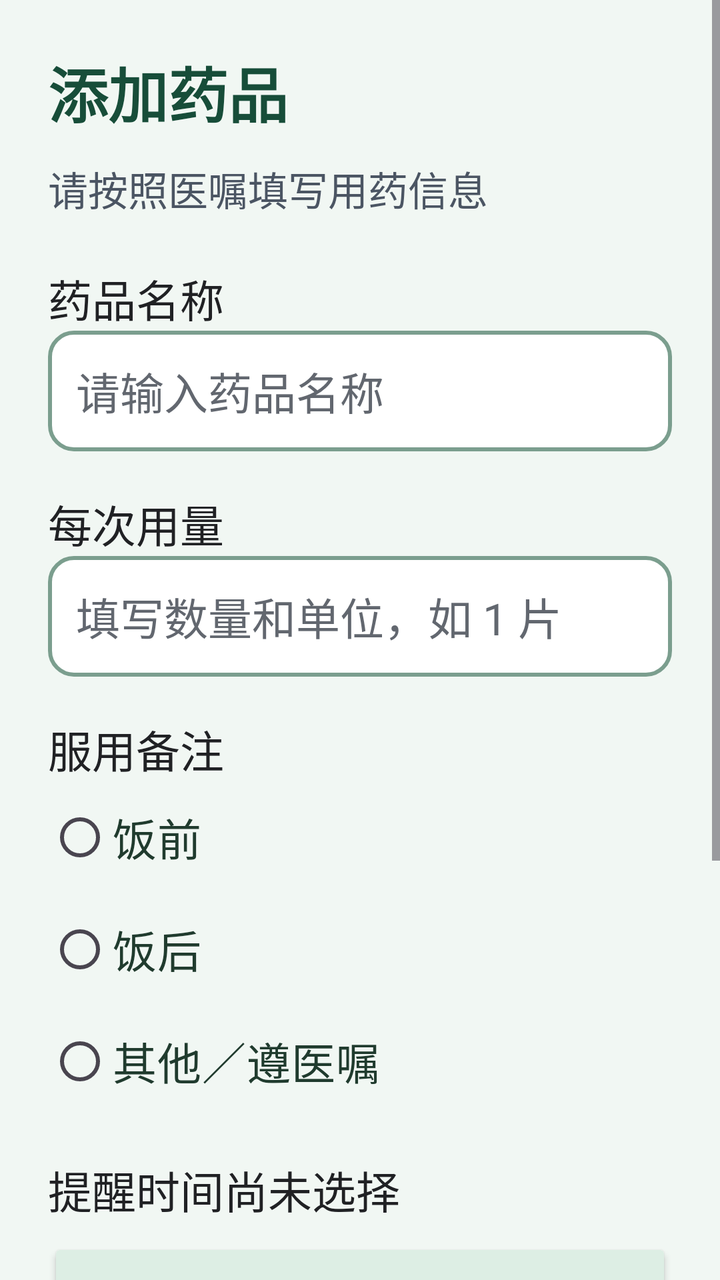
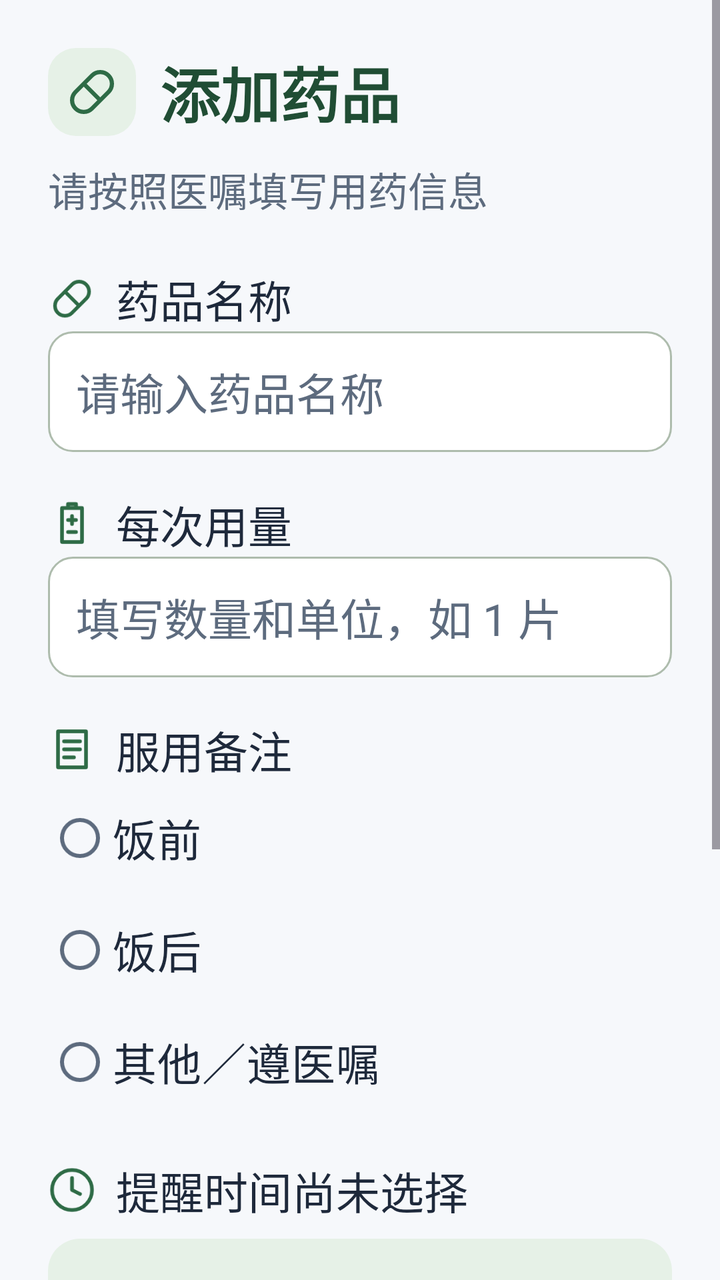

An Android layout rendered at two revisions. The XML below is the earlier revision; the diff shows what the commit changed to produce the second picture.
<!-- AndroidManifest.xml: application theme Theme.MedicineReminder -->
<!-- res/layout/activity_add_medicine.xml -->
<?xml version="1.0" encoding="utf-8"?>
<ScrollView xmlns:android="http://schemas.android.com/apk/res/android"
    android:id="@+id/main"
    android:layout_width="match_parent"
    android:layout_height="match_parent"
    android:fillViewport="true"
    android:background="#F1F7F3">

    <LinearLayout
        android:layout_width="match_parent"
        android:layout_height="wrap_content"
        android:orientation="vertical"
        android:padding="24dp">

        <TextView
            android:id="@+id/tvPageTitle"
            android:layout_width="match_parent"
            android:layout_height="wrap_content"
            android:text="添加药品"
            android:textColor="#174D39"
            android:textSize="30sp"
            android:textStyle="bold" />

        <TextView
            android:layout_width="match_parent"
            android:layout_height="wrap_content"
            android:layout_marginTop="12dp"
            android:text="请按照医嘱填写用药信息"
            android:textSize="20sp"
            android:textColor="#4B5563" />

        <TextView
            android:layout_width="match_parent"
            android:layout_height="wrap_content"
            android:layout_marginTop="24dp"
            android:labelFor="@id/etMedicineName"
            android:text="药品名称"
            android:textSize="22sp"
            android:textColor="#202124" />

        <EditText
            android:id="@+id/etMedicineName"
            android:layout_width="match_parent"
            android:layout_height="wrap_content"
            android:minHeight="56dp"
            android:hint="请输入药品名称"
            android:inputType="text"
            android:maxLines="1"
            android:textSize="22sp"
            android:textColor="#202124"
            android:textColorHint="#62676F"
            style="@style/MedicineInput"/>

        <TextView
            android:layout_width="match_parent"
            android:layout_height="wrap_content"
            android:layout_marginTop="20dp"
            android:labelFor="@id/etDose"
            android:text="每次用量"
            android:textSize="22sp"
            android:textColor="#202124"
            />

        <EditText
            android:id="@+id/etDose"
            android:layout_width="match_parent"
            android:layout_height="wrap_content"
            android:minHeight="56dp"
            android:hint="填写数量和单位，如 1 片"
            android:inputType="text"
            android:maxLines="1"
            android:textSize="22sp"
            android:textColor="#202124"
            android:textColorHint="#62676F"
            style="@style/MedicineInput"/>

        <TextView
            android:layout_width="match_parent"
            android:layout_height="wrap_content"
            android:layout_marginTop="20dp"
            android:text="服用备注"
            android:textSize="22sp"
            android:textColor="#202124" />

        <RadioGroup
            android:id="@+id/rgMeal"
            android:layout_width="match_parent"
            android:layout_height="wrap_content"
            android:orientation="vertical">

            <RadioButton
                android:id="@+id/rbBeforeMeal"
                android:layout_width="match_parent"
                android:layout_height="wrap_content"
                android:text="饭前"
                android:textSize="22sp"
                android:buttonTint="#246B50"
                android:textColor="#203B2E"
                android:minHeight="56dp"
                />

            <RadioButton
                android:id="@+id/rbAfterMeal"
                android:layout_width="match_parent"
                android:layout_height="wrap_content"
                android:minHeight="56dp"
                android:text="饭后"
                android:textSize="22sp"
                android:buttonTint="#246B50"
                android:textColor="#203B2E"
                />

            <RadioButton
                android:id="@+id/rbOther"
                android:layout_width="match_parent"
                android:layout_height="wrap_content"
                android:minHeight="56dp"
                android:text="其他／遵医嘱"
                android:textSize="22sp"
                android:buttonTint="#246B50"
                android:textColor="#203B2E" />

        </RadioGroup>
        <TextView
            android:id="@+id/tvReminderTime"
            android:layout_width="match_parent"
            android:layout_height="wrap_content"
            android:layout_marginTop="20dp"
            android:text="提醒时间尚未选择"
            android:textSize="22sp"
            android:textColor="#202124"/>
        <Button
            android:id="@+id/btnChooseTime"
            style="@style/MedicineSecondaryButton"
            android:layout_width="match_parent"
            android:layout_height="wrap_content"
            android:minHeight="56dp"
            android:layout_marginTop="8dp"
            android:text="选择提醒时间"
            android:textSize="22sp" />

        <CheckBox
            android:id="@+id/cbDaily"
            android:layout_width="match_parent"
            android:layout_height="wrap_content"
            android:minHeight="56dp"
            android:layout_marginTop="16dp"
            android:text="每天重复提醒"
            android:textSize="22sp"
            android:buttonTint="#246B50"
            android:textColor="#203B2E"

            />

        <Button
            android:id="@+id/btnCheck"
            style="@style/MedicineSecondaryButton"
            android:layout_width="match_parent"
            android:layout_height="wrap_content"
            android:minHeight="56dp"
            android:layout_marginTop="24dp"
            android:text="检查用药信息"
            android:textSize="22sp" />

        <TextView
            android:id="@+id/tvPreview"
            android:layout_width="match_parent"
            android:layout_height="wrap_content"
            android:layout_marginTop="20dp"
            android:accessibilityLiveRegion="polite"
            android:textSize="22sp"
            android:textColor="#202124"
            android:visibility="gone" />
        <Button
            android:id="@+id/btnSaveMedicine"
            style="@style/MedicineSecondaryButton"
            android:layout_width="match_parent"
            android:layout_height="wrap_content"
            android:minHeight="56dp"
            android:layout_marginTop="20dp"
            android:text="保存用药计划"
            android:textSize="22sp"
            />

    </LinearLayout>
</ScrollView>
<!-- resources referenced by this layout -->
<resources>
  <style name="MedicineInput">
          <item name="android:textSize">22sp</item>
          <item name="android:textColor">#203B2E</item>
          <item name="android:textColorHint">#596D62</item>
          <item name="android:minHeight">60dp</item>
          <item name="android:padding">14dp</item>
          <item name="android:background">@drawable/bg_medicine_input</item>
          <item name="backgroundTint">@null</item>
          <item name="android:backgroundTint">@null</item>
      </style>
  <style name="MedicineSecondaryButton" parent="MedicinePrimaryButton">
          <item name="android:textColor">#174D39</item>
          <item name="backgroundTint">#DDEEE4</item>
          <item name="android:backgroundTint">#DDEEE4</item>
      </style>
  <!-- drawable bg_medicine_input (drawable) -->
  <?xml version="1.0" encoding="utf-8"?>
  <shape xmlns:android="http://schemas.android.com/apk/res/android"
      android:shape="rectangle">
  
      <solid android:color="#FFFFFF" />
  
      <corners android:radius="12dp" />
  
      <stroke
          android:width="2dp"
          android:color="#7B9E8E" />
  
  </shape>
  <style name="MedicinePrimaryButton" parent="Widget.AppCompat.Button">
          <item name="android:textSize">22sp</item>
          <item name="android:textStyle">bold</item>
          <item name="android:textColor">#FFFFFF</item>
          <item name="android:textAllCaps">false</item>
          <item name="android:minHeight">60dp</item>
          <item name="android:padding">12dp</item>
          <item name="backgroundTint">#246B50</item>
          <item name="android:backgroundTint">#246B50</item>
      </style>
  <style name="Base.Theme.MedicineReminder" parent="Theme.Material3.DayNight.NoActionBar">
          
          
      </style>
  <!-- unchanged entries left out for length: 1 -->
</resources>

<!-- the commit's change to res/layout/activity_add_medicine.xml (unified diff, before → after) -->
@@ -1,186 +1,25 @@
-<?xml version="1.0" encoding="utf-8"?>
-<ScrollView xmlns:android="http://schemas.android.com/apk/res/android"
-    android:id="@+id/main"
-    android:layout_width="match_parent"
-    android:layout_height="match_parent"
-    android:fillViewport="true"
-    android:background="#F1F7F3">
-
-    <LinearLayout
-        android:layout_width="match_parent"
-        android:layout_height="wrap_content"
-        android:orientation="vertical"
-        android:padding="24dp">
-
-        <TextView
-            android:id="@+id/tvPageTitle"
-            android:layout_width="match_parent"
-            android:layout_height="wrap_content"
-            android:text="添加药品"
-            android:textColor="#174D39"
-            android:textSize="30sp"
-            android:textStyle="bold" />
-
-        <TextView
-            android:layout_width="match_parent"
-            android:layout_height="wrap_content"
-            android:layout_marginTop="12dp"
-            android:text="请按照医嘱填写用药信息"
-            android:textSize="20sp"
-            android:textColor="#4B5563" />
-
-        <TextView
-            android:layout_width="match_parent"
-            android:layout_height="wrap_content"
-            android:layout_marginTop="24dp"
-            android:labelFor="@id/etMedicineName"
-            android:text="药品名称"
-            android:textSize="22sp"
-            android:textColor="#202124" />
-
-        <EditText
-            android:id="@+id/etMedicineName"
-            android:layout_width="match_parent"
-            android:layout_height="wrap_content"
-            android:minHeight="56dp"
-            android:hint="请输入药品名称"
-            android:inputType="text"
-            android:maxLines="1"
-            android:textSize="22sp"
-            android:textColor="#202124"
-            android:textColorHint="#62676F"
-            style="@style/MedicineInput"/>
-
-        <TextView
-            android:layout_width="match_parent"
-            android:layout_height="wrap_content"
-            android:layout_marginTop="20dp"
-            android:labelFor="@id/etDose"
-            android:text="每次用量"
-            android:textSize="22sp"
-            android:textColor="#202124"
-            />
-
-        <EditText
-            android:id="@+id/etDose"
-            android:layout_width="match_parent"
-            android:layout_height="wrap_content"
-            android:minHeight="56dp"
-            android:hint="填写数量和单位，如 1 片"
-            android:inputType="text"
-            android:maxLines="1"
-            android:textSize="22sp"
-            android:textColor="#202124"
-            android:textColorHint="#62676F"
-            style="@style/MedicineInput"/>
-
-        <TextView
-            android:layout_width="match_parent"
-            android:layout_height="wrap_content"
-            android:layout_marginTop="20dp"
-            android:text="服用备注"
-            android:textSize="22sp"
-            android:textColor="#202124" />
-
-        <RadioGroup
-            android:id="@+id/rgMeal"
-            android:layout_width="match_parent"
-            android:layout_height="wrap_content"
-            android:orientation="vertical">
-
-            <RadioButton
-                android:id="@+id/rbBeforeMeal"
-                android:layout_width="match_parent"
-                android:layout_height="wrap_content"
-                android:text="饭前"
-                android:textSize="22sp"
-                android:buttonTint="#246B50"
-                android:textColor="#203B2E"
-                android:minHeight="56dp"
-                />
-
-            <RadioButton
-                android:id="@+id/rbAfterMeal"
-                android:layout_width="match_parent"
-                android:layout_height="wrap_content"
-                android:minHeight="56dp"
-                android:text="饭后"
-                android:textSize="22sp"
-                android:buttonTint="#246B50"
-                android:textColor="#203B2E"
-                />
-
-            <RadioButton
-                android:id="@+id/rbOther"
-                android:layout_width="match_parent"
-                android:layout_height="wrap_content"
-                android:minHeight="56dp"
-                android:text="其他／遵医嘱"
-                android:textSize="22sp"
-                android:buttonTint="#246B50"
-                android:textColor="#203B2E" />
-
-        </RadioGroup>
-        <TextView
-            android:id="@+id/tvReminderTime"
-            android:layout_width="match_parent"
-            android:layout_height="wrap_content"
-            android:layout_marginTop="20dp"
-            android:text="提醒时间尚未选择"
-            android:textSize="22sp"
-            android:textColor="#202124"/>
-        <Button
-            android:id="@+id/btnChooseTime"
-            style="@style/MedicineSecondaryButton"
-            android:layout_width="match_parent"
-            android:layout_height="wrap_content"
-            android:minHeight="56dp"
-            android:layout_marginTop="8dp"
-            android:text="选择提醒时间"
-            android:textSize="22sp" />
-
-        <CheckBox
-            android:id="@+id/cbDaily"
-            android:layout_width="match_parent"
-            android:layout_height="wrap_content"
-            android:minHeight="56dp"
-            android:layout_marginTop="16dp"
-            android:text="每天重复提醒"
-            android:textSize="22sp"
-            android:buttonTint="#246B50"
-            android:textColor="#203B2E"
-
-            />
-
-        <Button
-            android:id="@+id/btnCheck"
-            style="@style/MedicineSecondaryButton"
-            android:layout_width="match_parent"
-            android:layout_height="wrap_content"
-            android:minHeight="56dp"
-            android:layout_marginTop="24dp"
-            android:text="检查用药信息"
-            android:textSize="22sp" />
-
-        <TextView
-            android:id="@+id/tvPreview"
-            android:layout_width="match_parent"
-            android:layout_height="wrap_content"
-            android:layout_marginTop="20dp"
-            android:accessibilityLiveRegion="polite"
-            android:textSize="22sp"
-            android:textColor="#202124"
-            android:visibility="gone" />
-        <Button
-            android:id="@+id/btnSaveMedicine"
-            style="@style/MedicineSecondaryButton"
-            android:layout_width="match_parent"
-            android:layout_height="wrap_content"
-            android:minHeight="56dp"
-            android:layout_marginTop="20dp"
-            android:text="保存用药计划"
-            android:textSize="22sp"
-            />
-
+<ScrollView xmlns:android="http://schemas.android.com/apk/res/android" android:id="@+id/main" android:layout_width="match_parent" android:layout_height="match_parent" android:fillViewport="true" android:background="@color/app_background">
+  <LinearLayout android:layout_width="match_parent" android:layout_height="wrap_content" android:orientation="vertical" android:padding="24dp">
+    <LinearLayout android:layout_width="match_parent" android:layout_height="wrap_content" android:orientation="horizontal" android:gravity="center_vertical">
+      <ImageView android:layout_width="44dp" android:layout_height="44dp" android:src="@drawable/ui_ic_pill" android:padding="8dp" android:contentDescription="@null" android:importantForAccessibility="no" android:focusable="false" android:clickable="false" android:background="@drawable/bg_ui_icon" />
+      <TextView android:id="@+id/tvPageTitle" android:layout_width="0dp" android:layout_height="wrap_content" android:text="添加药品" android:textColor="@color/brand_primary_dark" android:textSize="30sp" android:textStyle="bold" android:layout_weight="1" android:layout_marginStart="12dp" />
     </LinearLayout>
+    <TextView android:layout_width="match_parent" android:layout_height="wrap_content" android:layout_marginTop="12dp" android:text="请按照医嘱填写用药信息" android:textSize="20sp" android:textColor="@color/app_muted" />
+    <TextView android:layout_width="match_parent" android:layout_height="wrap_content" android:layout_marginTop="24dp" android:labelFor="@id/etMedicineName" android:text="药品名称" android:textSize="22sp" android:textColor="@color/app_ink" android:drawableStart="@drawable/ui_ic_pill" android:drawablePadding="10dp" />
+    <EditText android:id="@+id/etMedicineName" android:layout_width="match_parent" android:layout_height="wrap_content" android:minHeight="56dp" android:hint="请输入药品名称" android:inputType="text" android:maxLines="1" android:textSize="22sp" android:textColor="@color/app_ink" android:textColorHint="@color/app_muted" style="@style/MedicineInput" />
+    <TextView android:layout_width="match_parent" android:layout_height="wrap_content" android:layout_marginTop="20dp" android:labelFor="@id/etDose" android:text="每次用量" android:textSize="22sp" android:textColor="@color/app_ink" android:drawableStart="@drawable/ui_ic_dose" android:drawablePadding="10dp" />
+    <EditText android:id="@+id/etDose" android:layout_width="match_parent" android:layout_height="wrap_content" android:minHeight="56dp" android:hint="填写数量和单位，如 1 片" android:inputType="text" android:maxLines="1" android:textSize="22sp" android:textColor="@color/app_ink" android:textColorHint="@color/app_muted" style="@style/MedicineInput" />
+    <TextView android:layout_width="match_parent" android:layout_height="wrap_content" android:layout_marginTop="20dp" android:text="服用备注" android:textSize="22sp" android:textColor="@color/app_ink" android:drawableStart="@drawable/ui_ic_note" android:drawablePadding="10dp" />
+    <RadioGroup android:id="@+id/rgMeal" android:layout_width="match_parent" android:layout_height="wrap_content" android:orientation="vertical">
+      <RadioButton android:id="@+id/rbBeforeMeal" android:layout_width="match_parent" android:layout_height="wrap_content" android:text="饭前" android:textSize="22sp" android:buttonTint="@color/brand_primary" android:textColor="@color/app_ink" android:minHeight="56dp" />
+      <RadioButton android:id="@+id/rbAfterMeal" android:layout_width="match_parent" android:layout_height="wrap_content" android:minHeight="56dp" android:text="饭后" android:textSize="22sp" android:buttonTint="@color/brand_primary" android:textColor="@color/app_ink" />
+      <RadioButton android:id="@+id/rbOther" android:layout_width="match_parent" android:layout_height="wrap_content" android:minHeight="56dp" android:text="其他／遵医嘱" android:textSize="22sp" android:buttonTint="@color/brand_primary" android:textColor="@color/app_ink" />
+    </RadioGroup>
+    <TextView android:id="@+id/tvReminderTime" android:layout_width="match_parent" android:layout_height="wrap_content" android:layout_marginTop="20dp" android:text="提醒时间尚未选择" android:textSize="22sp" android:textColor="@color/app_ink" android:drawableStart="@drawable/ui_ic_clock" android:drawablePadding="10dp" />
+    <Button android:id="@+id/btnChooseTime" style="@style/MedicineSecondaryButton" android:layout_width="match_parent" android:layout_height="wrap_content" android:minHeight="56dp" android:layout_marginTop="8dp" android:text="选择提醒时间" android:textSize="22sp" android:drawableStart="@drawable/ui_ic_clock" android:drawablePadding="10dp" android:drawableTint="@color/brand_primary" />
+    <CheckBox android:id="@+id/cbDaily" android:layout_width="match_parent" android:layout_height="wrap_content" android:minHeight="56dp" android:layout_marginTop="16dp" android:text="每天重复提醒" android:textSize="22sp" android:buttonTint="@color/brand_primary" android:textColor="@color/app_ink" />
+    <Button android:id="@+id/btnCheck" style="@style/MedicineSecondaryButton" android:layout_width="match_parent" android:layout_height="wrap_content" android:minHeight="56dp" android:layout_marginTop="24dp" android:text="检查用药信息" android:textSize="22sp" android:drawableStart="@drawable/ui_ic_check" android:drawablePadding="10dp" android:drawableTint="@color/brand_primary" />
+    <TextView android:id="@+id/tvPreview" android:layout_width="match_parent" android:layout_height="wrap_content" android:layout_marginTop="20dp" android:accessibilityLiveRegion="polite" android:textSize="22sp" android:textColor="@color/app_ink" android:visibility="gone" android:lineSpacingExtra="7dp" android:background="@drawable/bg_medicine_card" android:padding="18dp" />
+    <Button android:id="@+id/btnSaveMedicine" style="@style/MedicineSecondaryButton" android:layout_width="match_parent" android:layout_height="wrap_content" android:minHeight="56dp" android:layout_marginTop="20dp" android:text="保存用药计划" android:textSize="22sp" android:drawableStart="@drawable/ui_ic_check" android:drawablePadding="10dp" android:drawableTint="@color/brand_primary" />
+  </LinearLayout>
 </ScrollView>
<!-- resource entries referenced after the edit -->
@@ -1,48 +1,104 @@
 <!-- resources referenced by this layout -->
 <resources>
-  <style name="MedicineInput">
-          <item name="android:textSize">22sp</item>
-          <item name="android:textColor">#203B2E</item>
-          <item name="android:textColorHint">#596D62</item>
-          <item name="android:minHeight">60dp</item>
-          <item name="android:padding">14dp</item>
-          <item name="android:background">@drawable/bg_medicine_input</item>
-          <item name="backgroundTint">@null</item>
-          <item name="android:backgroundTint">@null</item>
-      </style>
-  <style name="MedicineSecondaryButton" parent="MedicinePrimaryButton">
-          <item name="android:textColor">#174D39</item>
-          <item name="backgroundTint">#DDEEE4</item>
-          <item name="android:backgroundTint">#DDEEE4</item>
-      </style>
-  <!-- drawable bg_medicine_input (drawable) -->
+  <color name="app_background">#F6F8FB</color>
+  <color name="app_ink">#1E293B</color>
+  <color name="app_muted">#5D6B7E</color>
+  <color name="brand_primary">#2E6B46</color>
+  <color name="brand_primary_dark">#204D34</color>
+  <!-- drawable bg_medicine_card (drawable) -->
   <?xml version="1.0" encoding="utf-8"?>
   <shape xmlns:android="http://schemas.android.com/apk/res/android"
       android:shape="rectangle">
   
       <solid android:color="#FFFFFF" />
   
-      <corners android:radius="12dp" />
+      <corners android:radius="16dp" />
   
       <stroke
-          android:width="2dp"
-          android:color="#7B9E8E" />
+          android:width="1dp"
+          android:color="@color/app_border" />
   
   </shape>
+  <!-- drawable bg_ui_icon (drawable) -->
+  <shape xmlns:android="http://schemas.android.com/apk/res/android"><solid android:color="@color/brand_primary_soft" /><corners android:radius="14dp" /></shape>
+  <!-- drawable ui_ic_check (drawable) -->
+  <vector xmlns:android="http://schemas.android.com/apk/res/android" android:width="24dp" android:height="24dp" android:viewportWidth="24" android:viewportHeight="24"><path android:fillColor="#00000000" android:strokeColor="@color/brand_primary" android:strokeWidth="1.8" android:strokeLineCap="round" android:strokeLineJoin="round" android:pathData="M12,2A10,10 0,1 0,12,22A10,10 0,1 0,12,2M7,12l3,3l7,-7" /></vector>
+  <!-- drawable ui_ic_clock (drawable) -->
+  <vector xmlns:android="http://schemas.android.com/apk/res/android" android:width="24dp" android:height="24dp" android:viewportWidth="24" android:viewportHeight="24"><path android:fillColor="#00000000" android:strokeColor="@color/brand_primary" android:strokeWidth="1.8" android:strokeLineCap="round" android:strokeLineJoin="round" android:pathData="M12,2A10,10 0,1 0,12,22A10,10 0,1 0,12,2M12,6v6l4,2" /></vector>
+  <!-- drawable ui_ic_dose (drawable) -->
+  <vector xmlns:android="http://schemas.android.com/apk/res/android" android:width="24dp" android:height="24dp" android:viewportWidth="24" android:viewportHeight="24"><path android:fillColor="#00000000" android:strokeColor="@color/brand_primary" android:strokeWidth="1.8" android:strokeLineCap="round" android:strokeLineJoin="round" android:pathData="M7,4h10v17H7zM10,4V2h4v2M10,10h4M12,8v4M10,16h4" /></vector>
+  <!-- drawable ui_ic_note (drawable) -->
+  <vector xmlns:android="http://schemas.android.com/apk/res/android" android:width="24dp" android:height="24dp" android:viewportWidth="24" android:viewportHeight="24"><path android:fillColor="#00000000" android:strokeColor="@color/brand_primary" android:strokeWidth="1.8" android:strokeLineCap="round" android:strokeLineJoin="round" android:pathData="M5,3h14v18H5zM8,8h8M8,12h8M8,16h5" /></vector>
+  <!-- drawable ui_ic_pill (drawable) -->
+  <vector xmlns:android="http://schemas.android.com/apk/res/android" android:width="24dp" android:height="24dp" android:viewportWidth="24" android:viewportHeight="24"><group android:rotation="-45" android:pivotX="12" android:pivotY="12"><path android:fillColor="#00000000" android:strokeColor="@color/brand_primary" android:strokeWidth="1.8" android:strokeLineCap="round" android:pathData="M7,7h10a5,5 0,0 1,0,10H7a5,5 0,0 1,0,-10zM12,7v10" /></group></vector>
+  <style name="MedicineInput">
+      <item name="android:textSize">22sp</item>
+      <item name="android:textColor">@color/app_ink</item>
+      <item name="android:textColorHint">@color/app_muted</item>
+      <item name="android:minHeight">60dp</item>
+      <item name="android:padding">14dp</item>
+      <item name="android:background">@drawable/bg_ui_input</item>
+      <item name="backgroundTint">@null</item>
+      <item name="android:backgroundTint">@null</item>
+    </style>
+  <style name="MedicineSecondaryButton" parent="MedicinePrimaryButton">
+      <item name="android:textColor">@color/brand_primary_dark</item>
+      <item name="backgroundTint">@null</item>
+      <item name="android:backgroundTint">@null</item>
+      <item name="android:background">@drawable/bg_ui_button_secondary</item>
+      <item name="android:stateListAnimator">@null</item>
+      <item name="android:elevation">0dp</item>
+      <item name="android:layout_marginTop">8dp</item>
+      <item name="android:layout_marginBottom">4dp</item>
+    </style>
+  <color name="app_border">#DEE7EE</color>
+  <color name="brand_primary_soft">#E6F1E7</color>
+  <!-- drawable bg_ui_input (drawable) -->
+  <selector xmlns:android="http://schemas.android.com/apk/res/android"><item android:state_focused="true"><shape><solid android:color="#FFFFFF" /><corners android:radius="12dp" /><stroke android:width="2dp" android:color="@color/brand_primary" /></shape></item><item><shape><solid android:color="#FFFFFF" /><corners android:radius="12dp" /><stroke android:width="1dp" android:color="@color/app_input_border" /></shape></item></selector>
   <style name="MedicinePrimaryButton" parent="Widget.AppCompat.Button">
-          <item name="android:textSize">22sp</item>
-          <item name="android:textStyle">bold</item>
-          <item name="android:textColor">#FFFFFF</item>
-          <item name="android:textAllCaps">false</item>
-          <item name="android:minHeight">60dp</item>
-          <item name="android:padding">12dp</item>
-          <item name="backgroundTint">#246B50</item>
-          <item name="android:backgroundTint">#246B50</item>
-      </style>
-  <style name="Base.Theme.MedicineReminder" parent="Theme.Material3.DayNight.NoActionBar">
-          
-          
-      </style>
+      <item name="android:textSize">22sp</item>
+      <item name="android:textStyle">bold</item>
+      <item name="android:textColor">@color/ui_button_primary_text</item>
+      <item name="android:textAllCaps">false</item>
+      <item name="android:minHeight">60dp</item>
+      <item name="android:padding">12dp</item>
+      <item name="backgroundTint">@null</item>
+      <item name="android:backgroundTint">@null</item>
+      <item name="android:background">@drawable/bg_ui_button_primary</item>
+      <item name="android:stateListAnimator">@null</item>
+      <item name="android:elevation">0dp</item>
+      <item name="android:layout_marginTop">8dp</item>
+      <item name="android:layout_marginBottom">4dp</item>
+    </style>
+  <!-- drawable bg_ui_button_secondary (drawable) -->
+  <ripple xmlns:android="http://schemas.android.com/apk/res/android" android:color="@color/primary_ripple"><item><selector><item android:state_enabled="false"><shape><solid android:color="@color/app_disabled_bg" /><corners android:radius="16dp" /></shape></item><item><shape><solid android:color="@color/brand_primary_soft" /><corners android:radius="16dp" /></shape></item></selector></item></ripple>
+  <style name="Base.Theme.MedicineReminder" parent="Theme.Material3.Light.NoActionBar">
+      <item name="colorPrimary">@color/brand_primary</item>
+      <item name="colorOnPrimary">@color/brand_on_primary</item>
+      <item name="colorPrimaryContainer">@color/brand_primary_soft</item>
+      <item name="colorOnPrimaryContainer">@color/brand_primary_dark</item>
+      <item name="colorSecondary">@color/brand_secondary</item>
+      <item name="colorOnSecondary">@color/brand_on_primary</item>
+      <item name="colorSurface">@color/app_surface</item>
+      <item name="colorOnSurface">@color/app_ink</item>
+      <item name="colorOnSurfaceVariant">@color/app_muted</item>
+      <item name="colorError">@color/danger_text</item>
+      <item name="android:windowBackground">@color/app_background</item>
+      <item name="android:colorBackground">@color/app_background</item>
+      <item name="android:statusBarColor">@android:color/transparent</item>
+      <item name="android:navigationBarColor">@color/app_surface</item>
+      <item name="android:windowLightStatusBar">true</item>
+      <item name="android:windowLightNavigationBar">true</item>
+    </style>
+  <color name="app_input_border">#AEBCAD</color>
+  <!-- drawable bg_ui_button_primary (drawable) -->
+  <ripple xmlns:android="http://schemas.android.com/apk/res/android" android:color="#40FFFFFF"><item><selector><item android:state_enabled="false"><shape><solid android:color="@color/app_disabled_bg" /><corners android:radius="16dp" /></shape></item><item><shape><solid android:color="@color/brand_primary" /><corners android:radius="16dp" /></shape></item></selector></item></ripple>
+  <color name="primary_ripple">#202E6B46</color>
+  <color name="app_disabled_bg">#E7EDF1</color>
+  <color name="brand_on_primary">#FFFFFF</color>
+  <color name="brand_secondary">#3D7954</color>
+  <color name="app_surface">#FFFFFF</color>
+  <color name="danger_text">#B42318</color>
   <!-- unchanged entries left out for length: 1 -->
 </resources>
 
